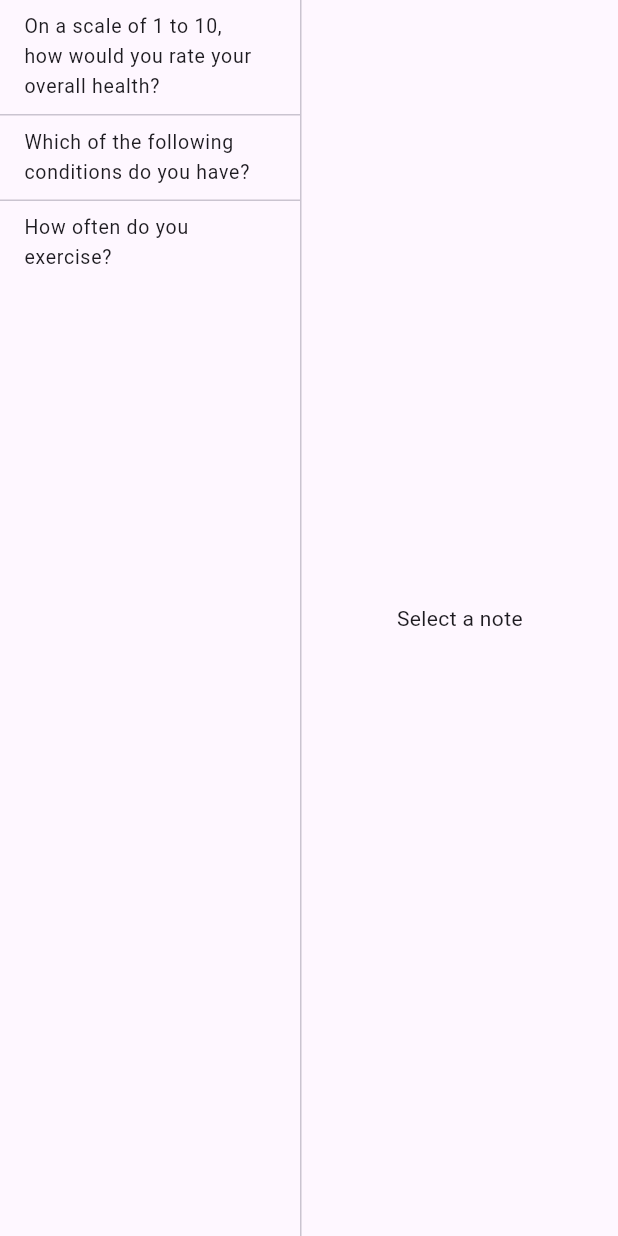
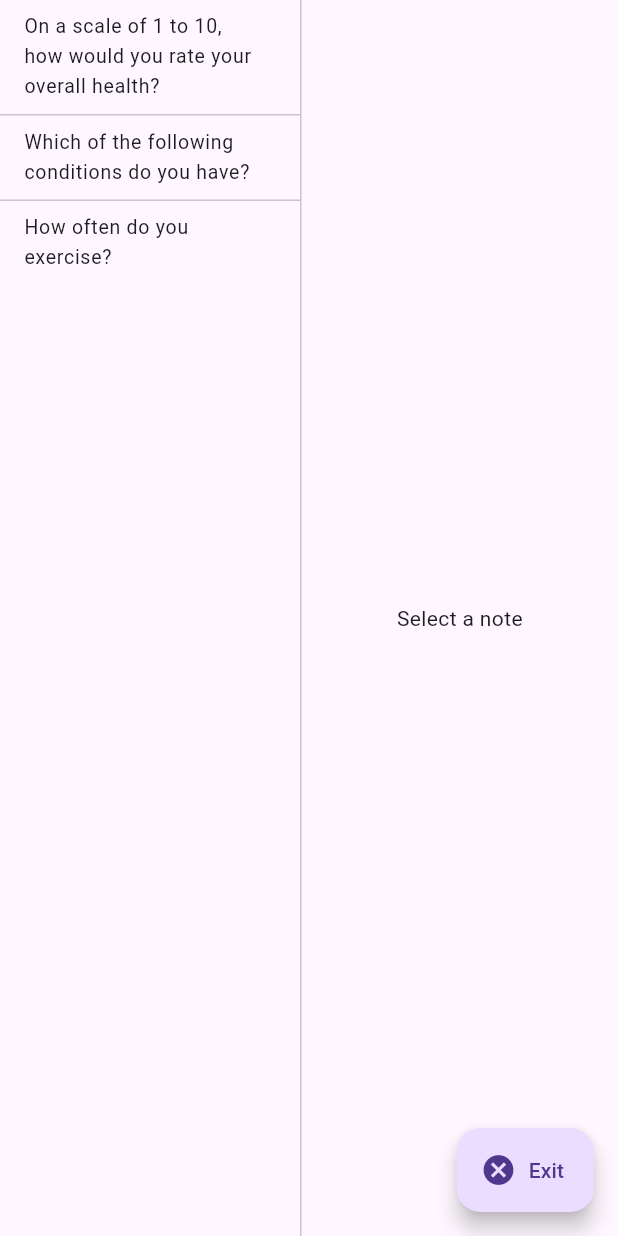
Before and after one commit to apasim-io/hands-free-notes, a Flutter app: the screen it shows after launch, after a tap on "Session 1", on a phone screen of 412 x 824 dp. Run offline on Flutter 3.47's test engine with Material 3 defaults, Android fonts, the phone set to English and light mode, and no system bars.

Commit message:
sessions polished

```diff
--- a/OneTouch/one_touch/lib/Pages/note_session.dart
+++ b/OneTouch/one_touch/lib/Pages/note_session.dart
@@ -1,5 +1,6 @@
 import 'package:flutter/material.dart';
 import 'package:one_touch/Objects/note.dart';
+import 'package:one_touch/Pages/session_summary.dart';
 import '../Objects/template.dart';
 
 
@@ -65,9 +66,13 @@ class _NoteSessionState extends State<NoteSession> {
               itemCount: notes.length,
               itemBuilder: (context, index) {
                 final note = notes[index];//use this later to
+                final isSelected = selected == index;
                 return ListTile( //so it can be clicked on
                   dense: true,
-                  title: Text(note.question),//example**
+                  title: Text(note.question),//example: could be changed to title
+                  selected: isSelected, //next 3 lines for coloring
+                  selectedTileColor: Theme.of(context).colorScheme.secondaryContainer,
+                  selectedColor: Theme.of(context).colorScheme.onSecondaryContainer,
                   onTap: () => setState(() => selected = index),
                 );
               },
@@ -78,12 +83,34 @@ class _NoteSessionState extends State<NoteSession> {
           const VerticalDivider(width: 1),
           //Right column expands to fill space
           Expanded(
-            child: (selected == null)
-                ? const Center(child: Text('Select a note'))
-                : KeyedSubtree(
-                    key: ValueKey(selected), // or ObjectKey(notes[selected!])
-                    child: notes[selected!].toGui(),
+            child: Stack(
+              children: [
+                //stack for layering the buttons
+                Positioned.fill(
+                  child: (selected == null)
+                      ? const Center(child: Text('Select a note'))
+                      : Center(
+                          child: KeyedSubtree(
+                            key: ValueKey(selected),
+                            child: notes[selected!].toGui(),
+                          ),
+                        ),
+                ),
+
+                //bottom-right next trial botton
+                Positioned(
+                  right: 16,
+                  bottom: 16,
+                  child: FloatingActionButton.extended(
+                    onPressed: () {
+                      //do session summary
+                    },
+                    icon: const Icon(Icons.cancel),
+                    label: const Text('Exit'),
                   ),
+                ),
+              ],
+            ),
           )
         ],
       ),
```
